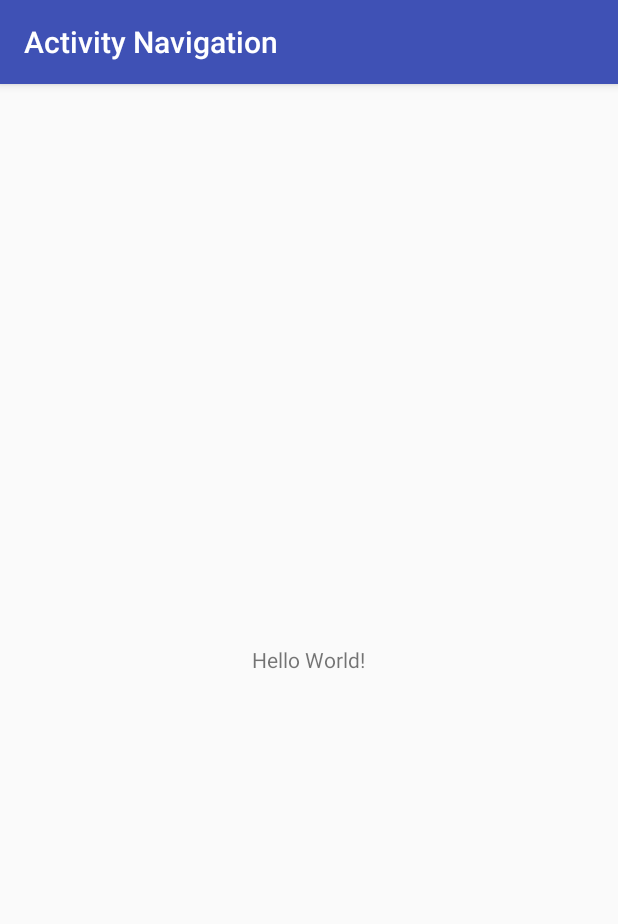
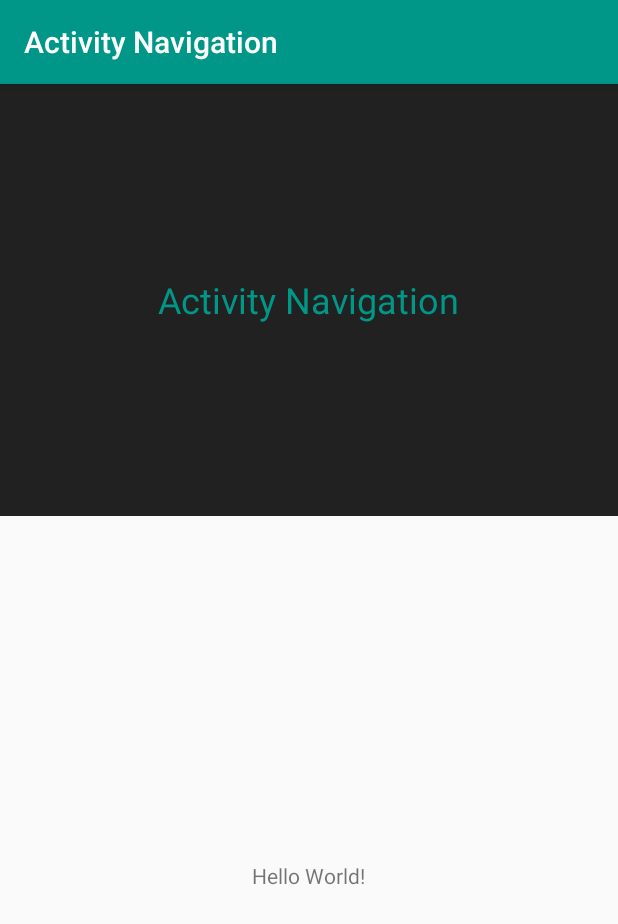
Before and after one commit to markfilter/Android-Fingerprint-Authentication, an Android app: the screen it shows after launch (MainActivity), on a phone screen of 412 x 824 dp. Shown: the top 924 px of the screen. Run offline under Robolectric (Android 15) with nearby library versions, the phone set to English and light mode, and no system bars.

Commit message:
Adds custom theme and stubs out first activity

```diff
--- a/app/src/main/res/layout/activity_main.xml
+++ b/app/src/main/res/layout/activity_main.xml
@@ -7,10 +7,39 @@
     android:layout_height="match_parent"
     tools:context="com.markzfilter.activitynavigation.MainActivity">
 
-    <TextView
-        android:layout_gravity="center"
-        android:layout_width="wrap_content"
-        android:layout_height="wrap_content"
-        android:text="Hello World!" />
+    <LinearLayout
+        android:orientation="vertical"
+        android:layout_width="match_parent"
+        android:layout_height="match_parent">
+        <FrameLayout
+            android:layout_width="match_parent"
+            android:layout_height="0dp"
+            android:layout_weight="0.3">
+            <ImageView
+                android:background="@color/colorBackgroundDark"
+                android:layout_width="match_parent"
+                android:layout_height="match_parent"
+                android:contentDescription="@string/hero_image_for_login_screen" />
+            <TextView
+                android:layout_gravity="center"
+                android:layout_width="wrap_content"
+                android:layout_height="wrap_content"
+                android:textSize="24sp"
+                android:textColor="@color/colorPrimary"
+                android:text="@string/app_name"/>
+        </FrameLayout>
+        <FrameLayout
+            android:layout_width="match_parent"
+            android:layout_height="0dp"
+            android:layout_weight="0.5"
+            android:padding="24dp">
+            <TextView
+                android:layout_gravity="center"
+                android:layout_width="wrap_content"
+                android:layout_height="wrap_content"
+                android:text="Hello World!" />
+        </FrameLayout>
+    </LinearLayout>
+
 
 </android.support.design.widget.CoordinatorLayout>
--- a/app/src/main/res/values/colors.xml
+++ b/app/src/main/res/values/colors.xml
@@ -1,6 +1,16 @@
 <?xml version="1.0" encoding="utf-8"?>
 <resources>
-    <color name="colorPrimary">#3F51B5</color>
-    <color name="colorPrimaryDark">#303F9F</color>
-    <color name="colorAccent">#FF4081</color>
+    <color name="colorPrimaryDark">#00796b</color>
+    <color name="colorPrimary">#009688</color>
+    <color name="colorPrimaryLight">#b2dfdb</color>
+    <color name="colorTextIcons">#F2F2F2</color>
+    <color name="colorAccent">#ff4081</color>
+    <color name="colorPrimaryText">#212121</color>
+    <color name="colorSecondaryText">#757575</color>
+    <color name="colorDivider">#BDBDBD</color>
+    <color name="colorBackgroundLight">#F2F2F2</color>
+    <color name="colorBackgroundDark">#212121</color>
+    <color name="colorAlert">#F8333C</color>
+    <color name="colorWarning">#FA7921</color>
+    <color name="colorOK">#20BF55</color>
 </resources>
--- a/app/src/main/res/values/strings.xml
+++ b/app/src/main/res/values/strings.xml
@@ -1,3 +1,4 @@
 <resources>
     <string name="app_name">Activity Navigation</string>
+    <string name="hero_image_for_login_screen">Hero image for login screen</string>
 </resources>
```
